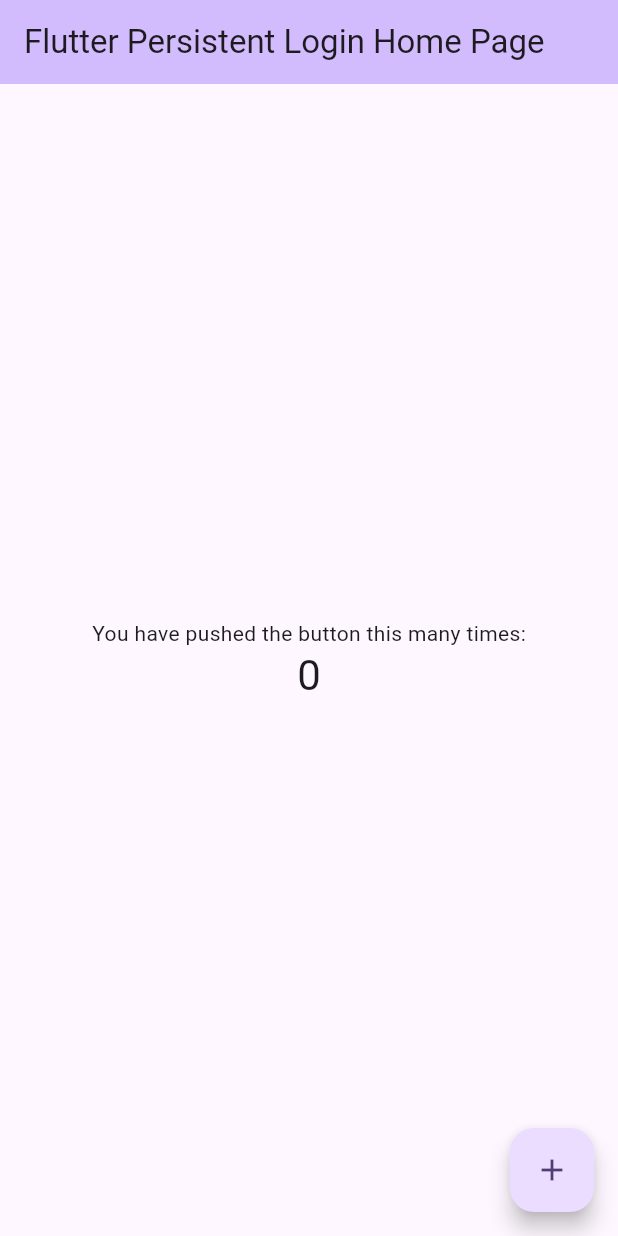
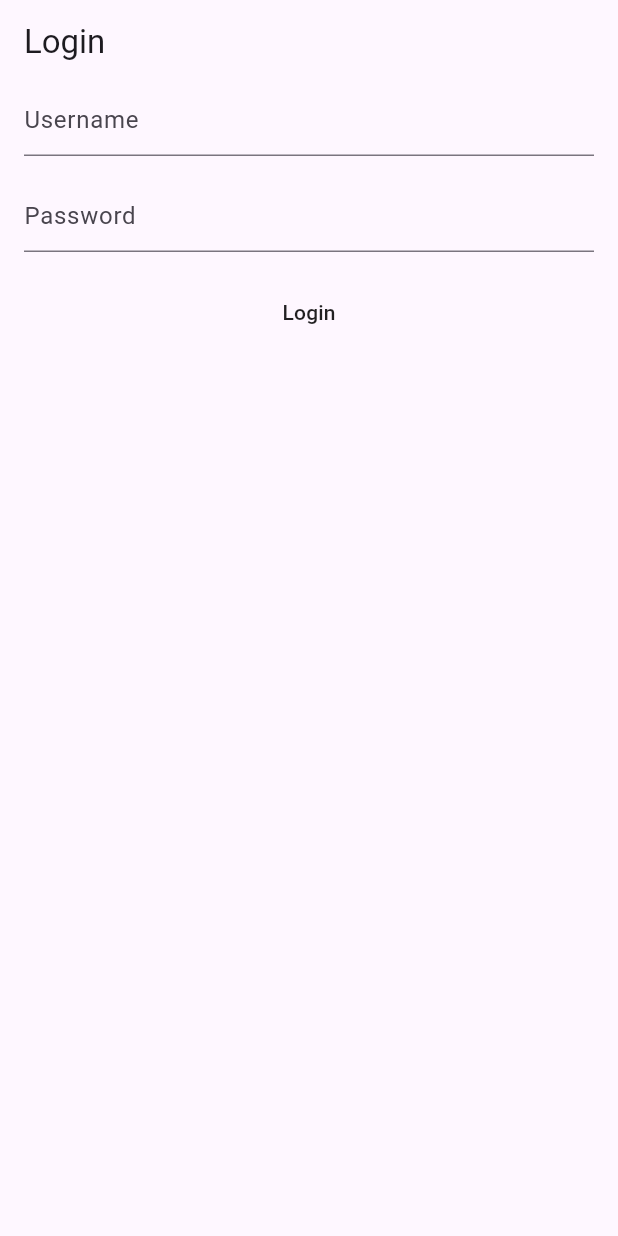
Before and after one commit to fityanrahman/flutter-persistent-login, a Flutter app: the screen it shows after launch, on a phone screen of 412 x 824 dp. Run offline on Flutter 3.47's test engine with Material 3 defaults, Android fonts, the phone set to English and light mode, and no system bars; our stand-ins replace go_router.

Commit message:
feat: initial GoRouter setup
- Created login screen
- Created dashboard screen
- Setup pubspec.yaml

```diff
--- /dev/null
+++ b/lib/core/routes/router.dart
@@ -0,0 +1,16 @@
+import 'package:go_router/go_router.dart';
+import 'package:persistent_login/feature/auth/presentation/screen/login_screen.dart';
+import 'package:persistent_login/feature/dashboard/presentation/screen/dashboard_screen.dart';
+
+class AppRouter {
+  static final router = GoRouter(
+    initialLocation: '/login',
+    routes: [
+      GoRoute(path: '/login', builder: (context, state) => LoginScreen()),
+      GoRoute(
+        path: '/dashboard',
+        builder: (context, state) => DashboardScreen(),
+      ),
+    ],
+  );
+}
--- /dev/null
+++ b/lib/feature/auth/presentation/screen/login_screen.dart
@@ -0,0 +1,33 @@
+import 'package:flutter/material.dart';
+import 'package:go_router/go_router.dart';
+
+class LoginScreen extends StatelessWidget {
+  const LoginScreen({super.key});
+
+  @override
+  Widget build(BuildContext context) {
+    return Scaffold(
+      appBar: AppBar(title: Text('Login')),
+      body: Padding(
+        padding: const EdgeInsets.symmetric(horizontal: 16.0),
+        child: Center(
+          child: Form(
+            child: Column(
+              spacing: 16,
+              children: [
+                TextField(decoration: InputDecoration(hintText: 'Username')),
+                TextField(decoration: InputDecoration(hintText: 'Password')),
+                MaterialButton(
+                  onPressed: () {
+                    context.go('/dashboard');
+                  },
+                  child: Text('Login'),
+                ),
+              ],
+            ),
+          ),
+        ),
+      ),
+    );
+  }
+}
--- a/lib/main.dart
+++ b/lib/main.dart
@@ -1,6 +1,8 @@
 import 'package:flutter/material.dart';
+import 'package:persistent_login/core/routes/router.dart';
 
 void main() {
+  WidgetsFlutterBinding.ensureInitialized();
   runApp(const MyApp());
 }
 
@@ -10,113 +12,12 @@ class MyApp extends StatelessWidget {
   // This widget is the root of your application.
   @override
   Widget build(BuildContext context) {
-    return MaterialApp(
+    return MaterialApp.router(
       title: 'Flutter Persistent Login',
       theme: ThemeData(
-        // This is the theme of your application.
-        //
-        // TRY THIS: Try running your application with "flutter run". You'll see
-        // the application has a purple toolbar. Then, without quitting the app,
-        // try changing the seedColor in the colorScheme below to Colors.green
-        // and then invoke "hot reload" (save your changes or press the "hot
-        // reload" button in a Flutter-supported IDE, or press "r" if you used
-        // the command line to start the app).
-        //
-        // Notice that the counter didn't reset back to zero; the application
-        // state is not lost during the reload. To reset the state, use hot
-        // restart instead.
-        //
-        // This works for code too, not just values: Most code changes can be
-        // tested with just a hot reload.
         colorScheme: ColorScheme.fromSeed(seedColor: Colors.deepPurple),
       ),
-      home: const MyHomePage(title: 'Flutter Persistent Login Home Page'),
+      routerConfig: AppRouter.router,
     );
   }
 }
-
-class MyHomePage extends StatefulWidget {
-  const MyHomePage({super.key, required this.title});
-
-  // This widget is the home page of your application. It is stateful, meaning
-  // that it has a State object (defined below) that contains fields that affect
-  // how it looks.
-
-  // This class is the configuration for the state. It holds the values (in this
-  // case the title) provided by the parent (in this case the App widget) and
-  // used by the build method of the State. Fields in a Widget subclass are
-  // always marked "final".
-
-  final String title;
-
-  @override
-  State<MyHomePage> createState() => _MyHomePageState();
-}
-
-class _MyHomePageState extends State<MyHomePage> {
-  int _counter = 0;
-
-  void _incrementCounter() {
-    setState(() {
-      // This call to setState tells the Flutter framework that something has
-      // changed in this State, which causes it to rerun the build method below
-      // so that the display can reflect the updated values. If we changed
-      // _counter without calling setState(), then the build method would not be
-      // called again, and so nothing would appear to happen.
-      _counter++;
-    });
-  }
-
-  @override
-  Widget build(BuildContext context) {
-    // This method is rerun every time setState is called, for instance as done
-    // by the _incrementCounter method above.
-    //
-    // The Flutter framework has been optimized to make rerunning build methods
-    // fast, so that you can just rebuild anything that needs updating rather
-    // than having to individually change instances of widgets.
-    return Scaffold(
-      appBar: AppBar(
-        // TRY THIS: Try changing the color here to a specific color (to
-        // Colors.amber, perhaps?) and trigger a hot reload to see the AppBar
-        // change color while the other colors stay the same.
-        backgroundColor: Theme.of(context).colorScheme.inversePrimary,
-        // Here we take the value from the MyHomePage object that was created by
-        // the App.build method, and use it to set our appbar title.
-        title: Text(widget.title),
-      ),
-      body: Center(
-        // Center is a layout widget. It takes a single child and positions it
-        // in the middle of the parent.
-        child: Column(
-          // Column is also a layout widget. It takes a list of children and
-          // arranges them vertically. By default, it sizes itself to fit its
-          // children horizontally, and tries to be as tall as its parent.
-          //
-          // Column has various properties to control how it sizes itself and
-          // how it positions its children. Here we use mainAxisAlignment to
-          // center the children vertically; the main axis here is the vertical
-          // axis because Columns are vertical (the cross axis would be
-          // horizontal).
-          //
-          // TRY THIS: Invoke "debug painting" (choose the "Toggle Debug Paint"
-          // action in the IDE, or press "p" in the console), to see the
-          // wireframe for each widget.
-          mainAxisAlignment: MainAxisAlignment.center,
-          children: <Widget>[
-            const Text('You have pushed the button this many times:'),
-            Text(
-              '$_counter',
-              style: Theme.of(context).textTheme.headlineMedium,
-            ),
-          ],
-        ),
-      ),
-      floatingActionButton: FloatingActionButton(
-        onPressed: _incrementCounter,
-        tooltip: 'Increment',
-        child: const Icon(Icons.add),
-      ), // This trailing comma makes auto-formatting nicer for build methods.
-    );
-  }
-}
```
Also changed, not shown: lib/feature/dashboard/presentation/screen/dashboard_screen.dart (added, +28 -0 lines), pubspec.yaml (+7 -69 lines), pubspec.lock.
